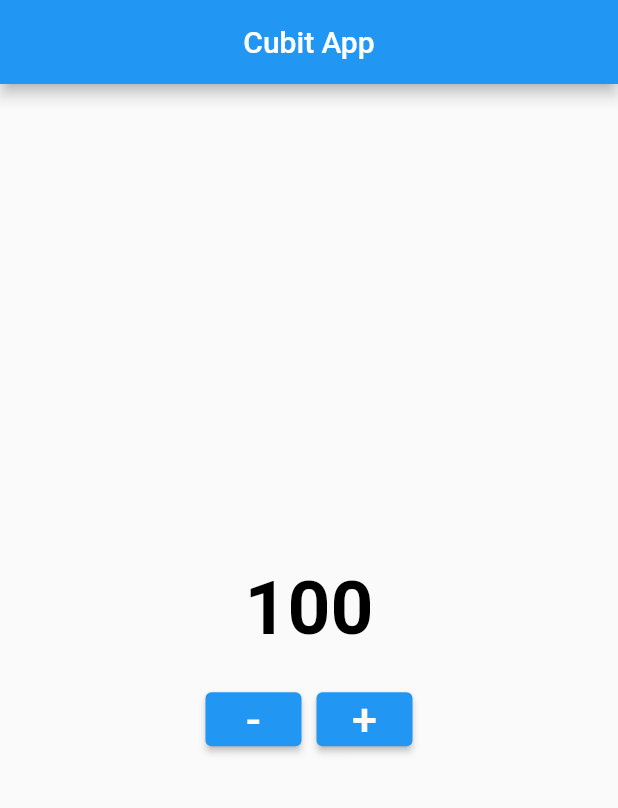
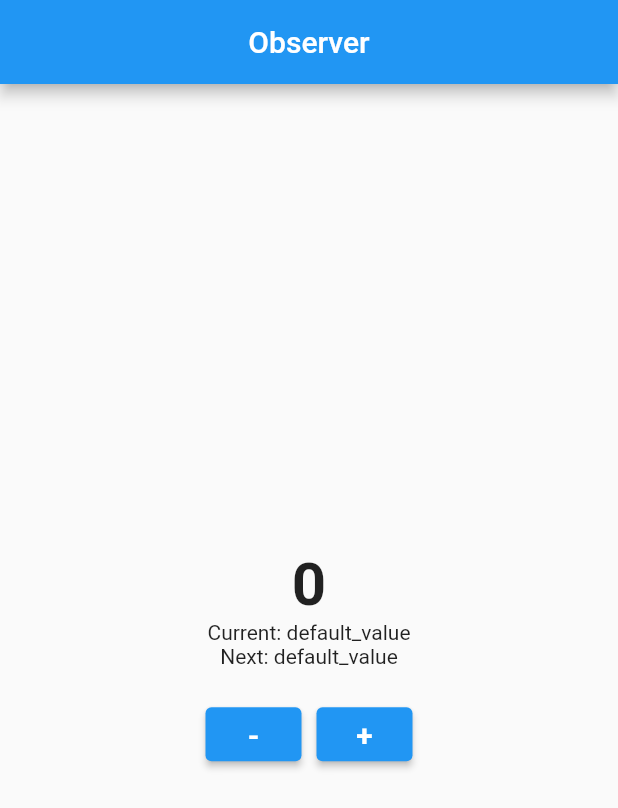
Before and after one commit to tamathecxder/learn_BLoC, a Flutter app: the screen it shows after launch, on a phone screen of 412 x 824 dp. Shown: the top 808 px of the screen. Run offline on Flutter 3.47's test engine with Material 2 defaults, Android fonts, the phone set to English and light mode, and no system bars; our stand-ins replace bloc.

Commit message:
Observer Cubit pada BLoC State Management

```diff
--- a/lib/main.dart
+++ b/lib/main.dart
@@ -1,3 +1,5 @@
+import 'dart:developer';
+
 import 'package:bloc/bloc.dart';
 import 'package:flutter/material.dart';
 
@@ -17,49 +19,91 @@ class MyApp extends StatelessWidget {
 }
 
 class CounterCubit extends Cubit<int> {
-  CounterCubit({this.number = 0}) : super(number);
+  CounterCubit({this.data = 0}) : super(data);
 
-  int number;
+  int data;
+  int? currentData;
+  int? nextData;
 
   void increment() {
     emit(state + 1);
   }
 
   void decrement() {
-    emit(state - 1);
+    emit(state + -1);
+  }
+
+  @override
+  void onChange(Change<int> change) {
+    // TODO: implement onChange
+    super.onChange(change);
+
+    log(change.toString());
+    currentData = change.currentState;
+    nextData = change.nextState;
+  }
+
+  @override
+  void onError(Object error, StackTrace stackTrace) {
+    // TODO: implement onError
+    super.onError(error, stackTrace);
+    print(error);
   }
 }
 
 class HomePage extends StatelessWidget {
-  CounterCubit counter = CounterCubit(number: 100);
+  HomePage({super.key});
+
+  CounterCubit counter = CounterCubit();
 
   @override
   Widget build(BuildContext context) {
     return Scaffold(
-      appBar: AppBar(
-        title: const Text(
-          "Cubit App",
-        ),
-        centerTitle: true,
-      ),
+      appBar: AppBar(title: Text("Observer"), centerTitle: true),
       body: Column(
         mainAxisAlignment: MainAxisAlignment.center,
         children: [
           StreamBuilder(
-            initialData: counter.number,
             stream: counter.stream,
+            initialData: counter.data,
             builder: (context, snapshot) {
-              return Text(
-                "${snapshot.data}",
-                style: TextStyle(
-                  color: Colors.black,
-                  fontWeight: FontWeight.bold,
-                  fontSize: 50,
-                ),
+              return Column(
+                children: [
+                  Text(
+                    "${snapshot.data}",
+                    style: TextStyle(
+                      fontSize: 40,
+                      fontWeight: FontWeight.bold,
+                    ),
+                  ),
+                  Column(
+                    mainAxisAlignment: MainAxisAlignment.center,
+                    children: [
+                      Row(
+                        mainAxisAlignment: MainAxisAlignment.center,
+                        children: [
+                          Text("Current: "),
+                          Text(counter.currentData == null
+                              ? 'default_value'
+                              : counter.currentData.toString()),
+                        ],
+                      ),
+                      Row(
+                        mainAxisAlignment: MainAxisAlignment.center,
+                        children: [
+                          Text("Next: "),
+                          Text(counter.nextData == null
+                              ? 'default_value'
+                              : counter.nextData.toString()),
+                        ],
+                      ),
+                    ],
+                  ),
+                ],
               );
             },
           ),
-          const SizedBox(
+          SizedBox(
             height: 20,
           ),
           Row(
@@ -69,10 +113,13 @@ class HomePage extends StatelessWidget {
                 onPressed: () {
                   counter.decrement();
                 },
-                child: const Text("-",
-                    style: TextStyle(
-                      fontSize: 30,
-                    )),
+                child: Text(
+                  "-",
+                  style: TextStyle(
+                    fontWeight: FontWeight.bold,
+                    fontSize: 20,
+                  ),
+                ),
               ),
               const SizedBox(
                 width: 10,
@@ -81,10 +128,11 @@ class HomePage extends StatelessWidget {
                 onPressed: () {
                   counter.increment();
                 },
-                child: const Text(
+                child: Text(
                   "+",
                   style: TextStyle(
-                    fontSize: 30,
+                    fontWeight: FontWeight.bold,
+                    fontSize: 20,
                   ),
                 ),
               ),
```
